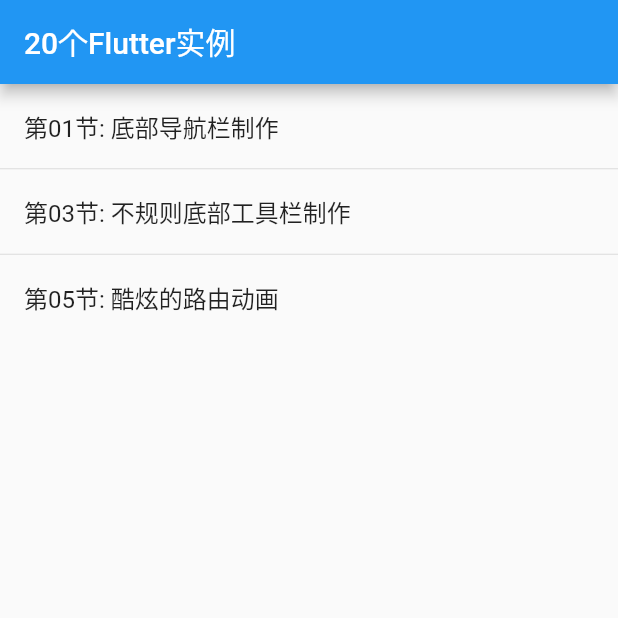
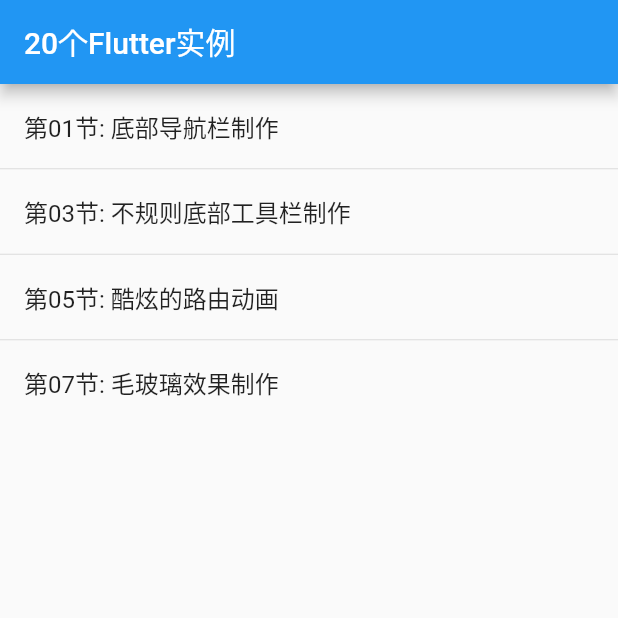
Before and after one commit to aimin987/flutter_examples, a Flutter app: the screen it shows after launch, on a phone screen of 412 x 824 dp, the top half of it. Run offline on Flutter 3.47's test engine with Material 2 defaults, Android fonts, the phone set to English and light mode, and no system bars.

Commit message:
第07节: 毛玻璃效果制作

```diff
--- a/lib/main.dart
+++ b/lib/main.dart
@@ -4,7 +4,7 @@
  * Description:
  * -----
  * Created  By: Aim 2020-04-22 16:02:06
- * Modified By: Aim 2020-04-22 17:04:59
+ * Modified By: Aim 2020-04-22 19:25:19
  * -----
  * HISTORY:
  * Date      	By	Comments
@@ -16,6 +16,7 @@ import 'package:flutter_examples/chapter.dart';
 import 'package:flutter_examples/pages/chapter1/bottom_navigation.dart';
 import 'package:flutter_examples/pages/chapter3/bottom_appbar.dart';
 import 'package:flutter_examples/pages/chapter5/chapter5.dart';
+import 'package:flutter_examples/pages/chapter7/chapter7.dart';
 
 void main() => runApp(MyApp());
 
@@ -28,10 +29,14 @@ class MyApp extends StatelessWidget {
         '/': (context) => Home(),
         'chapter1': (context) => BottomNavigation(),
         'chapter3': (context) => BottomAppBarPage(),
-        'chapter5': (context) => Cahpter5(),
+        'chapter5': (context) => Chapter5(),
+        'chapter7': (context) => Chapter7(),
       },
     );
   }
+}
+
+class Cahpter7 {
 }
 
 class Home extends StatelessWidget {
@@ -39,6 +44,7 @@ class Home extends StatelessWidget {
     Chapter('第01节: 底部导航栏制作', 'chapter1'),
     Chapter('第03节: 不规则底部工具栏制作', 'chapter3'),
     Chapter('第05节: 酷炫的路由动画', 'chapter5'),
+    Chapter('第07节: 毛玻璃效果制作', 'chapter7'),
   ];
 
   @override
--- a/lib/pages/chapter5/chapter5.dart
+++ b/lib/pages/chapter5/chapter5.dart
@@ -5,7 +5,7 @@
 
  * -----
  * Created  By: Aim 2020-04-22 17:02:05
- * Modified By: Aim 2020-04-22 17:27:22
+ * Modified By: Aim 2020-04-22 19:24:47
  * -----
  * HISTORY:
  * Date      	By	Comments
@@ -14,8 +14,8 @@
 
 import 'package:flutter/material.dart';
 
-class Cahpter5 extends StatelessWidget {
-  const Cahpter5({Key key}) : super(key: key);
+class Chapter5 extends StatelessWidget {
+  const Chapter5({Key key}) : super(key: key);
 
   @override
   Widget build(BuildContext context) {
```
Also changed, not shown: lib/pages/chapter7/chapter7.dart (added, +57 -0 lines).
